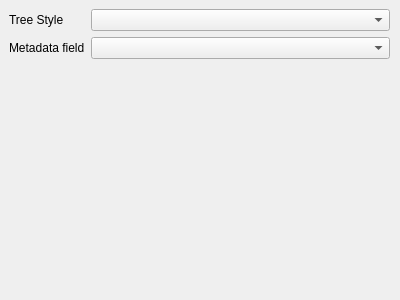
First picture: the form in src/gui/treeoptions.ui, repository ctSkennerton/pygmy, before the edit.
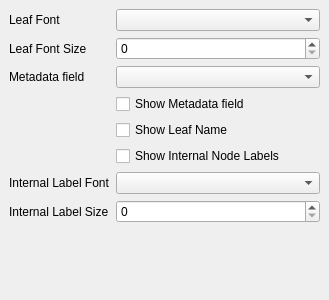
Second picture: the form after the edit.

Commit message: fill out the tree options ui

Patch:
```diff
--- a/src/gui/treeoptions.ui
+++ b/src/gui/treeoptions.ui
@@ -6,7 +6,7 @@
    <rect>
     <x>0</x>
     <y>0</y>
-    <width>400</width>
+    <width>329</width>
     <height>300</height>
    </rect>
   </property>
@@ -18,7 +18,7 @@
     <rect>
      <x>9</x>
      <y>9</y>
-     <width>381</width>
+     <width>311</width>
      <height>281</height>
     </rect>
    </property>
@@ -26,14 +26,17 @@
     <item row="0" column="0">
      <widget class="QLabel" name="label">
       <property name="text">
-       <string>Tree Style</string>
+       <string>Leaf Font</string>
       </property>
      </widget>
     </item>
     <item row="0" column="1">
      <widget class="QComboBox" name="comboBox"/>
     </item>
-    <item row="1" column="0">
+    <item row="2" column="1">
+     <widget class="QComboBox" name="comboBox_2"/>
+    </item>
+    <item row="2" column="0">
      <widget class="QLabel" name="label_2">
       <property name="text">
        <string>Metadata field</string>
@@ -41,7 +44,62 @@
      </widget>
     </item>
     <item row="1" column="1">
-     <widget class="QComboBox" name="comboBox_2"/>
+     <widget class="QSpinBox" name="spinBox"/>
+    </item>
+    <item row="1" column="0">
+     <widget class="QLabel" name="label_3">
+      <property name="text">
+       <string>Leaf Font Size</string>
+      </property>
+     </widget>
+    </item>
+    <item row="5" column="1">
+     <widget class="QCheckBox" name="checkBox">
+      <property name="text">
+       <string>Show Internal Node Labels</string>
+      </property>
+     </widget>
+    </item>
+    <item row="5" column="0">
+     <widget class="QLabel" name="label_4">
+      <property name="text">
+       <string/>
+      </property>
+     </widget>
+    </item>
+    <item row="7" column="0">
+     <widget class="QLabel" name="label_5">
+      <property name="text">
+       <string>Internal Label Size</string>
+      </property>
+     </widget>
+    </item>
+    <item row="7" column="1">
+     <widget class="QSpinBox" name="spinBox_2"/>
+    </item>
+    <item row="6" column="0">
+     <widget class="QLabel" name="label_6">
+      <property name="text">
+       <string>Internal Label Font</string>
+      </property>
+     </widget>
+    </item>
+    <item row="6" column="1">
+     <widget class="QComboBox" name="comboBox_3"/>
+    </item>
+    <item row="4" column="1">
+     <widget class="QCheckBox" name="checkBox_2">
+      <property name="text">
+       <string>Show Leaf Name</string>
+      </property>
+     </widget>
+    </item>
+    <item row="3" column="1">
+     <widget class="QCheckBox" name="checkBox_3">
+      <property name="text">
+       <string>Show Metadata field</string>
+      </property>
+     </widget>
     </item>
    </layout>
   </widget>
```
